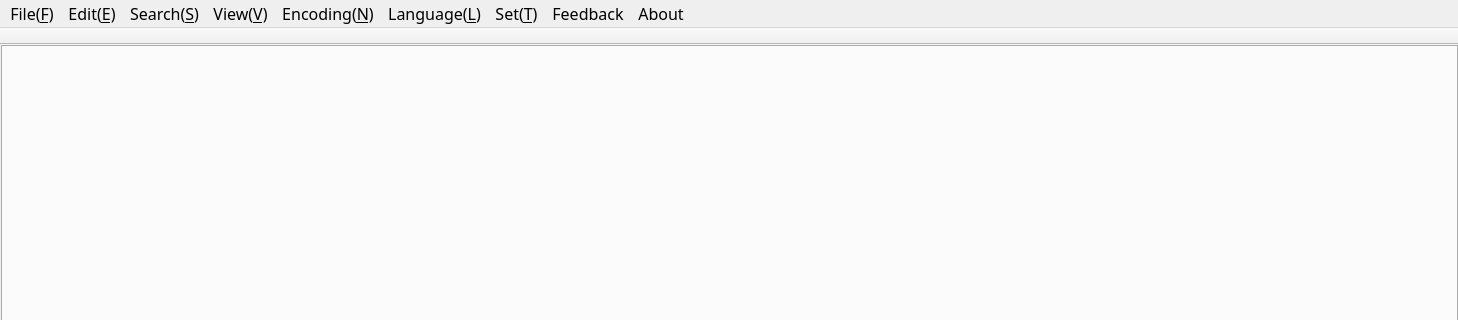
Above: src/cceditor/ccnotepad.ui from x2009again/notepad-- before the change; both pictures show x 0 to 1458 and y 0 to 320 of the 1458 by 789 pixel window. Below: the same form after it.
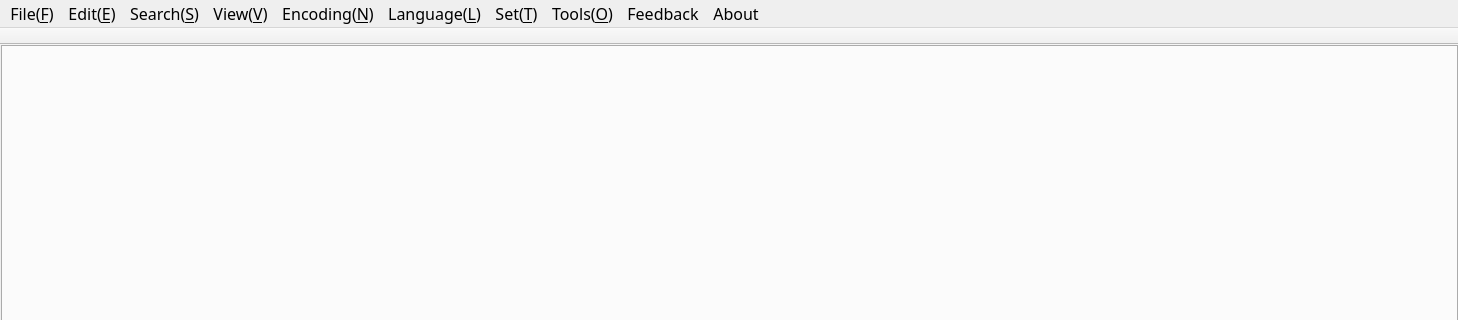
That is the form after the change. Icons and pictures are not drawn.

Diff of the .ui file:
```diff
--- a/src/cceditor/ccnotepad.ui
+++ b/src/cceditor/ccnotepad.ui
@@ -515,6 +515,11 @@
     </property>
     <addaction name="actioninfo"/>
    </widget>
+   <widget class="QMenu" name="menuTools">
+    <property name="title">
+     <string>Tools(&amp;O)</string>
+    </property>
+   </widget>
    <addaction name="menuFile"/>
    <addaction name="menuEdit"/>
    <addaction name="menuSearch"/>
@@ -522,6 +527,7 @@
    <addaction name="menuCode"/>
    <addaction name="menuLanguage"/>
    <addaction name="menuSet"/>
+   <addaction name="menuTools"/>
    <addaction name="menuAbout"/>
    <addaction name="menuAbout_2"/>
   </widget>
```
Left out of the diff: 288 changed lines with no effect on the pictures.
